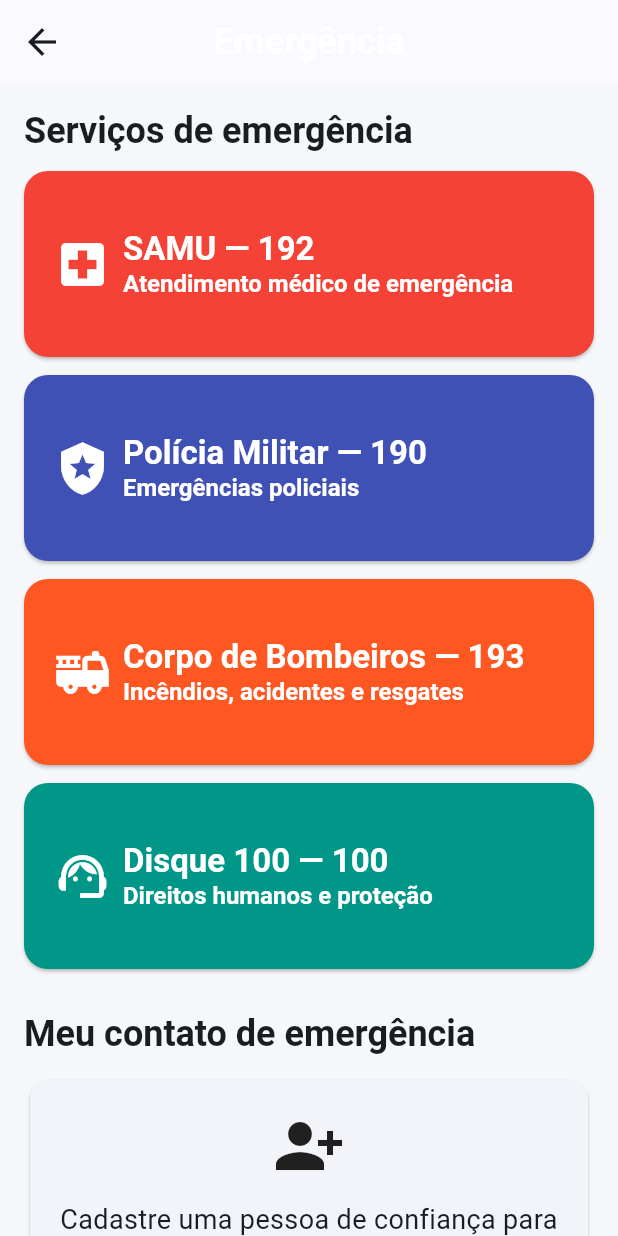
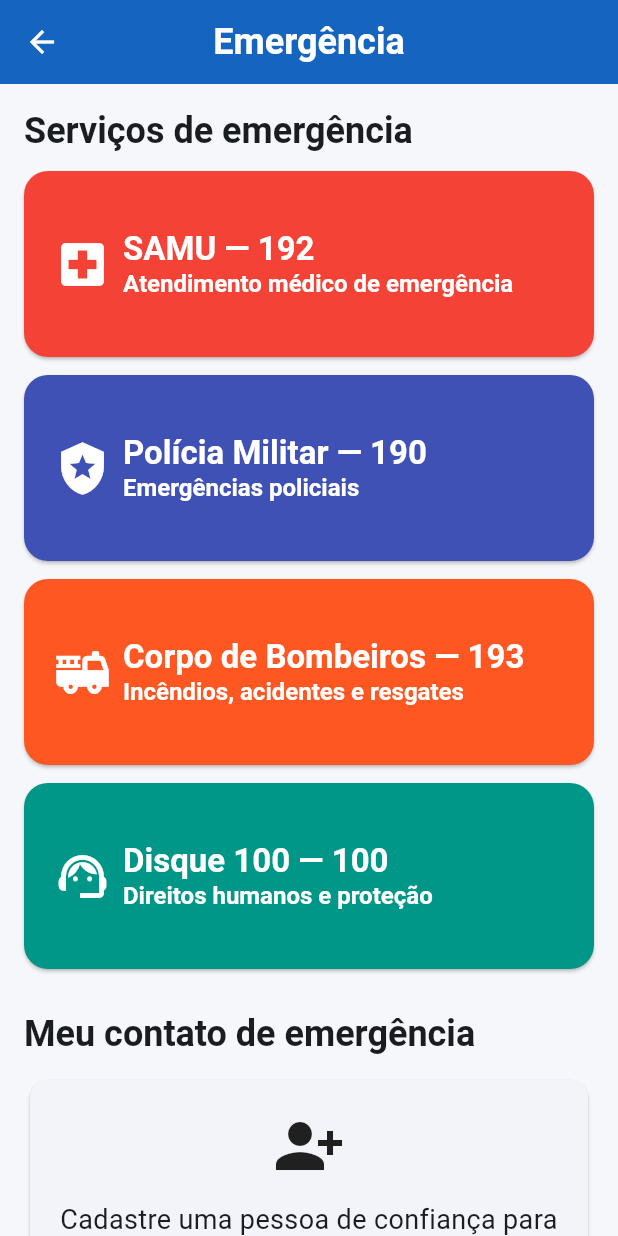
Before and after one commit to Daggorhorn/Idoso_Conectado, a Flutter app: the screen it shows after launch, after a tap on "Emergência", on a phone screen of 412 x 824 dp. Run offline on Flutter 3.47's test engine with Material 3 defaults, Android fonts, the phone set to English and light mode, and no system bars; our stand-ins replace flutter_local_notifications, flutter_timezone, geolocator, share_plus, shared_preferences, timezone.

Commit message:
feat: finaliza interface e acessibilidade do aplicativo

```diff
--- a/lib/app/theme.dart
+++ b/lib/app/theme.dart
@@ -15,9 +15,12 @@
       appBarTheme: const AppBarTheme(
         centerTitle: true,
         elevation: 0,
+        backgroundColor: Color(0xFF1565C0),
+        foregroundColor: Colors.white,
         titleTextStyle: TextStyle(
           fontSize: 24,
           fontWeight: FontWeight.bold,
+          color: Colors.white,
         ),
       ),
 
--- a/lib/screens/home/home_screen.dart
+++ b/lib/screens/home/home_screen.dart
@@ -12,7 +12,6 @@
       appBar: AppBar(
         title: const Text('Idoso Conectado'),
       ),
-
       body: SafeArea(
         child: SingleChildScrollView(
           padding: const EdgeInsets.all(20),
@@ -33,6 +32,14 @@
 
               const SizedBox(height: 30),
 
+              GridView.count(
+                crossAxisCount: 2,
+                crossAxisSpacing: 10,
+                mainAxisSpacing: 16,
+                shrinkWrap: true,
+                physics: const NeverScrollableScrollPhysics(),
+                childAspectRatio: 0.90,
+                children: [
                   _HomeCard(
                     icon: Icons.emergency,
                     title: 'Emergência',
@@ -45,8 +52,6 @@
                       );
                     },
                   ),
-
-              const SizedBox(height: 16),
 
                   _HomeCard(
                     icon: Icons.medication,
@@ -61,11 +66,9 @@
                     },
                   ),
 
-              const SizedBox(height: 16),
-
                   _HomeCard(
                     icon: Icons.calendar_month,
-                title: 'Agenda de consultas',
+                    title: 'Consultas',
                     subtitle: 'Organize suas consultas',
                     color: Colors.orange,
                     onTap: () {
@@ -76,18 +79,18 @@
                     },
                   ),
 
-              const SizedBox(height: 16),
-
                   _HomeCard(
                     icon: Icons.location_on,
                     title: 'Locais importantes',
-                subtitle: 'Encontre locais e serviços que podem ajudar você.',
+                    subtitle:
+                        'Encontre locais e serviços que podem ajudar você.',
                     color: Colors.teal,
                     onTap: () {
                       Navigator.push(
                         context,
                         MaterialPageRoute(
-                      builder: (context) => const ImportantPlacesScreen(),
+                          builder: (context) =>
+                              const ImportantPlacesScreen(),
                         ),
                       );
                     },
@@ -105,6 +108,10 @@
                       );
                     },
                   ),
+                ],
+              ),
+
+              const SizedBox(height: 20),
             ],
           ),
         ),
@@ -139,39 +146,27 @@
           borderRadius: BorderRadius.circular(12),
           onTap: onTap,
           child: Padding(
-            padding: const EdgeInsets.all(20),
-            child: Row(
+            padding: const EdgeInsets.all(16),
+            child: Column(
+              mainAxisAlignment: MainAxisAlignment.center,
               children: [
                 Icon(
                   icon,
-                  size: 48,
+                  size: 56,
                   color: color,
                 ),
 
-                const SizedBox(width: 20),
+                const SizedBox(height: 16),
 
-                Expanded(
-                  child: Column(
-                    crossAxisAlignment: CrossAxisAlignment.start,
-                    children: [
-                      Text(
+                FittedBox(
+                  fit: BoxFit.scaleDown,
+                  child: Text(
                   title,
+                  textAlign: TextAlign.center,
+                  maxLines: 1,
+                  softWrap: false,
                   style: Theme.of(context).textTheme.titleLarge,
                   ),
-
-                      const SizedBox(height: 4),
-
-                      Text(
-                        subtitle,
-                        style: Theme.of(context).textTheme.bodyMedium,
-                      ),
-                    ],
-                  ),
-                ),
-
-                const Icon(
-                  Icons.arrow_forward_ios,
-                  size: 24,
                 ),
               ],
             ),
```
Lines whose indentation alone changed are shown as unchanged.
